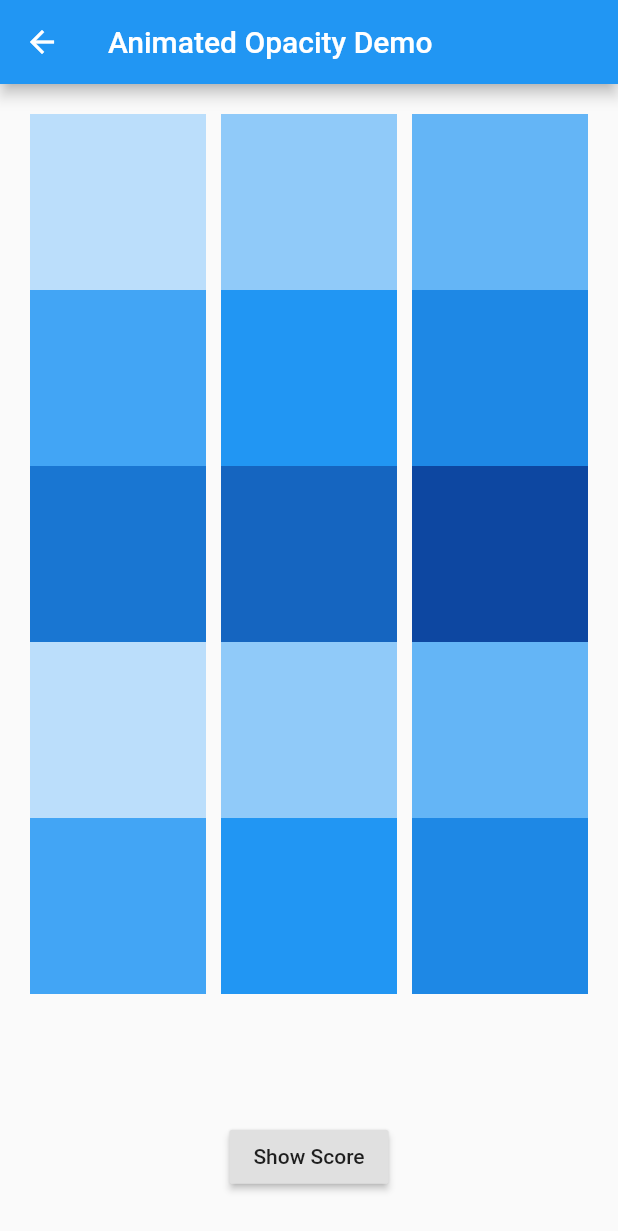
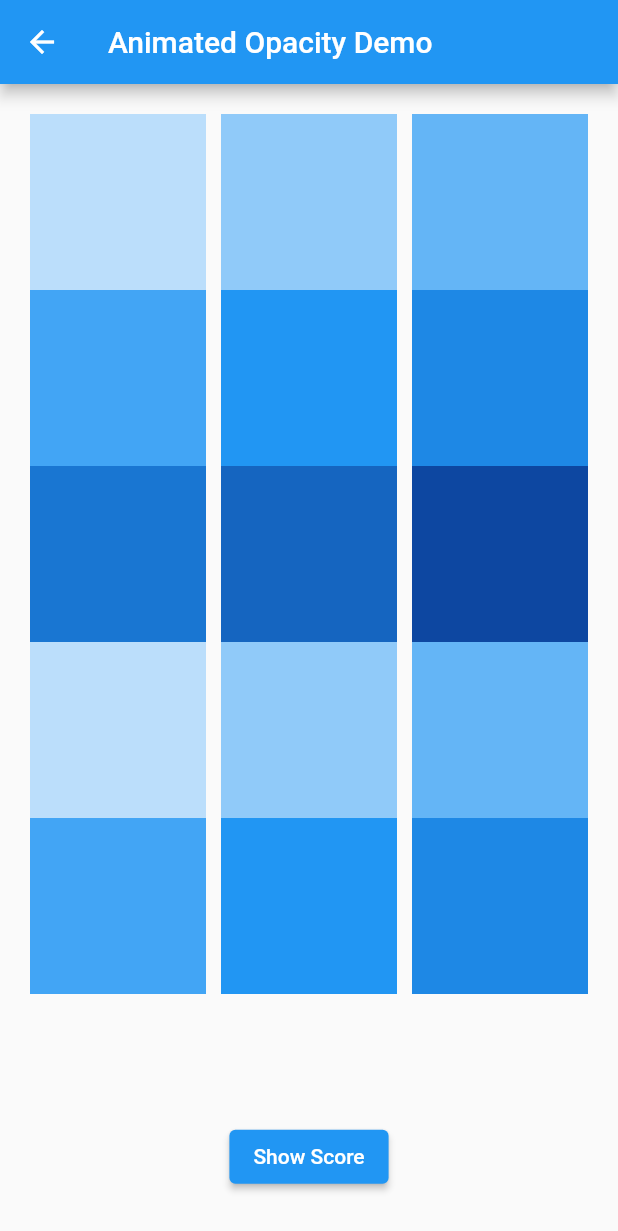
Before and after one commit to InMatrix/perf_diagnosis_demo, a Flutter app: the screen it shows after launch, after a tap on "Scorecard Demo", on a phone screen of 412 x 824 dp. Shown: the top 1231 px of the screen. Run offline on Flutter 3.47's test engine with Material 2 defaults, Android fonts, the phone set to English and light mode, and no system bars.

Commit message:
Replace deprecated APIs

```diff
--- a/lib/drawer.dart
+++ b/lib/drawer.dart
@@ -59,7 +59,7 @@ class MyDrawer extends StatelessWidget {
           width: 50.0,
         ),
         Icon(Icons.star),
-        FlatButton(
+        TextButton(
           child: Text(title),
           onPressed: () {
             Navigator.push(
--- a/lib/main.dart
+++ b/lib/main.dart
@@ -83,7 +83,7 @@ class _MyHomePageState extends State<MyHomePage> {
           width: 50.0,
         ),
         Icon(Icons.warning),
-        FlatButton(
+        TextButton(
           child: Text(title),
           onPressed: () {
             Navigator.push(
--- a/lib/optimized/scorecard_fix.dart
+++ b/lib/optimized/scorecard_fix.dart
@@ -69,7 +69,7 @@ class ScorecardFixState extends State<ScorecardFix>
                   ),
                   Flexible(
                     flex: 1,
-                    child: RaisedButton(
+                    child: ElevatedButton(
                       onPressed: showScore,
                       child: Text("Show Score"),
                     ),
--- a/lib/scorecard_demo.dart
+++ b/lib/scorecard_demo.dart
@@ -62,7 +62,7 @@ class _ScorecardDemoState extends State<ScorecardDemo>
                   ),
                   Flexible(
                     flex: 1,
-                    child: RaisedButton(
+                    child: ElevatedButton(
                       onPressed: showScore,
                       child: Text("Show Score"),
                     ),
@@ -114,5 +114,4 @@ class _ScorecardDemoState extends State<ScorecardDemo>
     controller.dispose();
     super.dispose();
   }
-
 }
```
Also changed, not shown: lib/coin_flip_demo.dart (+22 -24 lines), lib/optimized/coin_flip_fix.dart (+22 -24 lines). Lines whose indentation alone changed are shown as unchanged.
